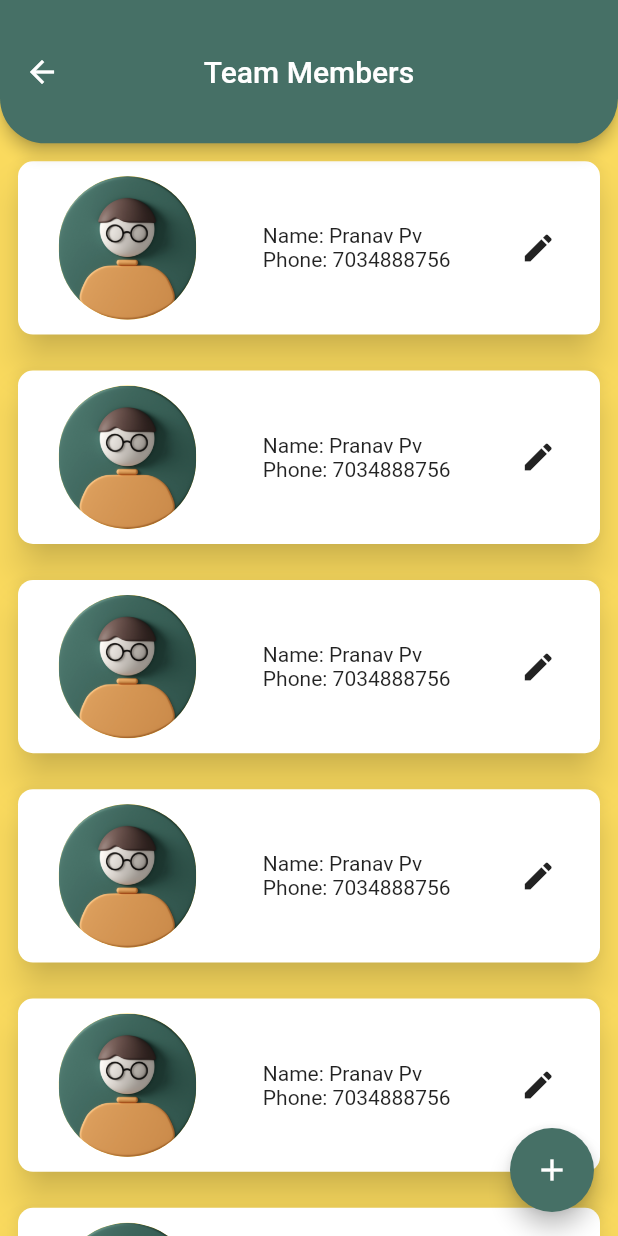
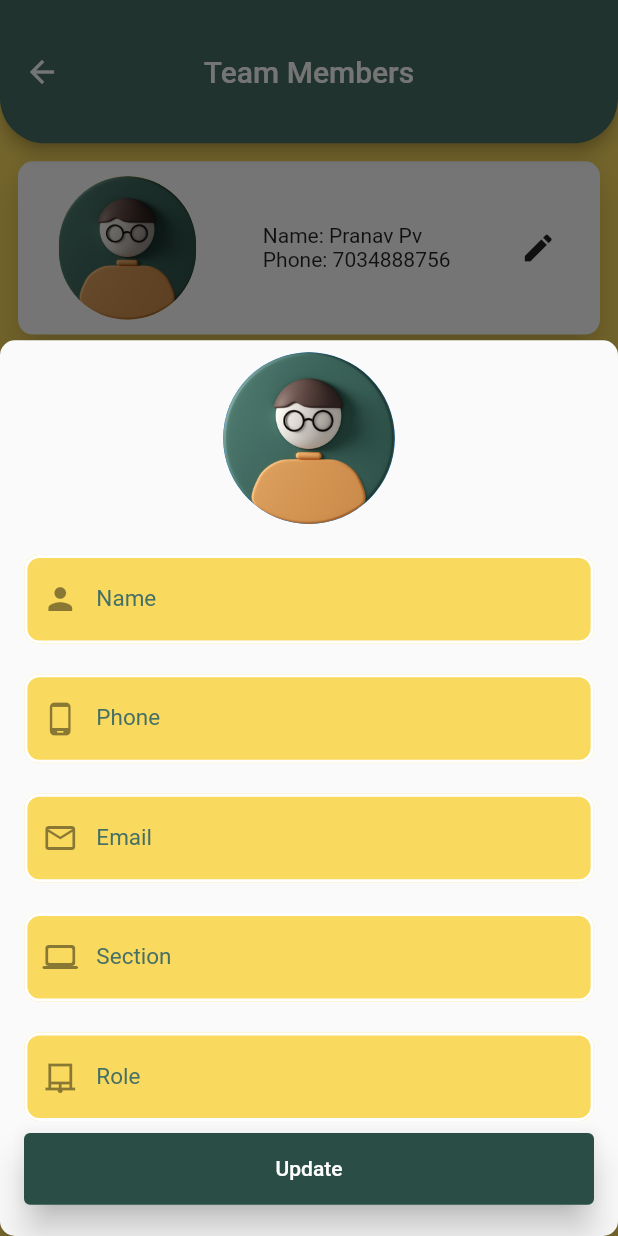
Before and after one commit to pranavpv773/up_market_app, a Flutter app: the HomeScreen screen opened directly, after a tap on the "edit" icon, on a phone screen of 412 x 824 dp. Run offline on Flutter 3.47's test engine with Material 2 defaults, Android fonts, the phone set to English and light mode, and no system bars; our stand-ins replace animate_do, flutter_screenutil, google_fonts.

Commit message:
Edit model sheet implimented

```diff
--- a/lib/app/modules/add/view/add_screen.dart
+++ b/lib/app/modules/add/view/add_screen.dart
@@ -65,7 +65,25 @@ class AddSCreen extends StatelessWidget {
                 ],
               ),
             ),
-            Padding(
+            const ButtonWidget(
+              title: "ADD",
+            )
+          ],
+        ),
+      ),
+    );
+  }
+}
+
+class ButtonWidget extends StatelessWidget {
+  const ButtonWidget({
+    Key? key,
+    required this.title,
+  }) : super(key: key);
+  final String title;
+  @override
+  Widget build(BuildContext context) {
+    return Padding(
       padding: const EdgeInsets.all(8.0),
       child: SizedBox(
         width: double.infinity,
@@ -78,13 +96,9 @@ class AddSCreen extends StatelessWidget {
             ),
           ),
           onPressed: () {},
-                  child: const Text(
-                    "ADD",
+          child: Text(
+            title,
           ),
-                ),
-              ),
-            )
-          ],
         ),
       ),
     );
--- /dev/null
+++ b/lib/app/modules/add/view/widget/button.dart
@@ -0,0 +1,33 @@
+import 'package:flutter/material.dart';
+import 'package:flutter_screenutil/flutter_screenutil.dart';
+import 'package:up_market_app/app/app_style/colors.dart';
+
+class ButtonWidget extends StatelessWidget {
+  const ButtonWidget({
+    Key? key,
+    required this.title,
+  }) : super(key: key);
+  final String title;
+  @override
+  Widget build(BuildContext context) {
+    return Padding(
+      padding: const EdgeInsets.all(8.0),
+      child: SizedBox(
+        width: double.infinity,
+        height: 40.h,
+        child: ElevatedButton(
+          style: ButtonStyle(
+            elevation: MaterialStateProperty.all(10),
+            backgroundColor: MaterialStateProperty.all(
+              AppColors.avathar,
+            ),
+          ),
+          onPressed: () {},
+          child: Text(
+            title,
+          ),
+        ),
+      ),
+    );
+  }
+}
--- a/lib/app/modules/home/view/widgets/body.dart
+++ b/lib/app/modules/home/view/widgets/body.dart
@@ -1,7 +1,9 @@
 import 'package:animate_do/animate_do.dart';
 import 'package:flutter/material.dart';
 import 'package:flutter_screenutil/flutter_screenutil.dart';
+import 'package:provider/provider.dart';
 import 'package:up_market_app/app/app_style/colors.dart';
+import 'package:up_market_app/app/modules/home/view_model/home_notifier.dart';
 
 class Body extends StatelessWidget {
   const Body({
@@ -64,7 +66,11 @@ class Body extends StatelessWidget {
                           icon: const Icon(
                             Icons.edit,
                           ),
-                          onPressed: () {},
+                          onPressed: () {
+                            context
+                                .read<HomeNotifier>()
+                                .editBottomSheet(context);
+                          },
                         ),
                       )
                     ],
--- /dev/null
+++ b/lib/app/modules/home/view/widgets/edit_model.dart
@@ -0,0 +1,66 @@
+import 'package:flutter/material.dart';
+import 'package:flutter_screenutil/flutter_screenutil.dart';
+import 'package:provider/provider.dart';
+import 'package:up_market_app/app/app_style/images.dart';
+import 'package:up_market_app/app/modules/add/view/widget/button.dart';
+import 'package:up_market_app/app/modules/add/view/widget/textform.dart';
+import 'package:up_market_app/app/modules/add/view_model/add_notifier.dart';
+
+class EditModelSheet extends StatelessWidget {
+  const EditModelSheet({
+    Key? key,
+  }) : super(key: key);
+
+  @override
+  Widget build(BuildContext context) {
+    return SizedBox(
+      height: 500.h,
+      child: Padding(
+        padding: const EdgeInsets.all(8.0),
+        child: Column(
+          children: [
+            CircleAvatar(
+              radius: 50.w,
+              backgroundImage: AssetImage(
+                AppImages.avathar,
+              ),
+            ),
+            TextformsField(
+              icon: Icons.person,
+              title: "Name",
+              controller:
+                  Provider.of<AddNotifier>(context, listen: false).nameCtrlr,
+            ),
+            TextformsField(
+              icon: Icons.phone_android,
+              title: "Phone",
+              controller:
+                  Provider.of<AddNotifier>(context, listen: false).phoneCtrlr,
+              textype: TextInputType.number,
+            ),
+            TextformsField(
+              icon: Icons.email_outlined,
+              title: "Email",
+              controller:
+                  Provider.of<AddNotifier>(context, listen: false).emailCtrlr,
+              textype: TextInputType.emailAddress,
+            ),
+            TextformsField(
+              icon: Icons.computer_rounded,
+              title: "Section",
+              controller:
+                  Provider.of<AddNotifier>(context, listen: false).sectionCtrlr,
+            ),
+            TextformsField(
+              icon: Icons.roller_shades_closed_outlined,
+              title: "Role",
+              controller:
+                  Provider.of<AddNotifier>(context, listen: false).roleCtrlr,
+            ),
+            const ButtonWidget(title: "Update")
+          ],
+        ),
+      ),
+    );
+  }
+}
--- /dev/null
+++ b/lib/app/modules/home/view_model/home_notifier.dart
@@ -0,0 +1,17 @@
+import 'package:flutter/material.dart';
+import 'package:up_market_app/app/modules/home/view/widgets/edit_model.dart';
+
+class HomeNotifier with ChangeNotifier {
+  editBottomSheet(context) {
+    showModalBottomSheet(
+      isScrollControlled: true,
+      shape: RoundedRectangleBorder(
+        borderRadius: BorderRadius.circular(10.0),
+      ),
+      context: context,
+      builder: (BuildContext ctx) {
+        return const EditModelSheet();
+      },
+    );
+  }
+}
--- a/lib/main.dart
+++ b/lib/main.dart
@@ -3,6 +3,7 @@ import 'package:flutter_screenutil/flutter_screenutil.dart';
 import 'package:provider/provider.dart';
 import 'package:up_market_app/app/app_style/routes.dart';
 import 'package:up_market_app/app/modules/add/view_model/add_notifier.dart';
+import 'package:up_market_app/app/modules/home/view_model/home_notifier.dart';
 import 'package:up_market_app/app/modules/splash/view/splash.dart';
 import 'package:up_market_app/app/modules/splash/view_model/splash_notifier.dart';
 
@@ -26,6 +27,9 @@ class MyApp extends StatelessWidget {
         ChangeNotifierProvider(
           create: (create) => AddNotifier(),
         ),
+        ChangeNotifierProvider(
+          create: (create) => HomeNotifier(),
+        ),
       ],
       child: ScreenUtilInit(
         designSize: const Size(360, 690),
```
Lines whose indentation alone changed are shown as unchanged.
